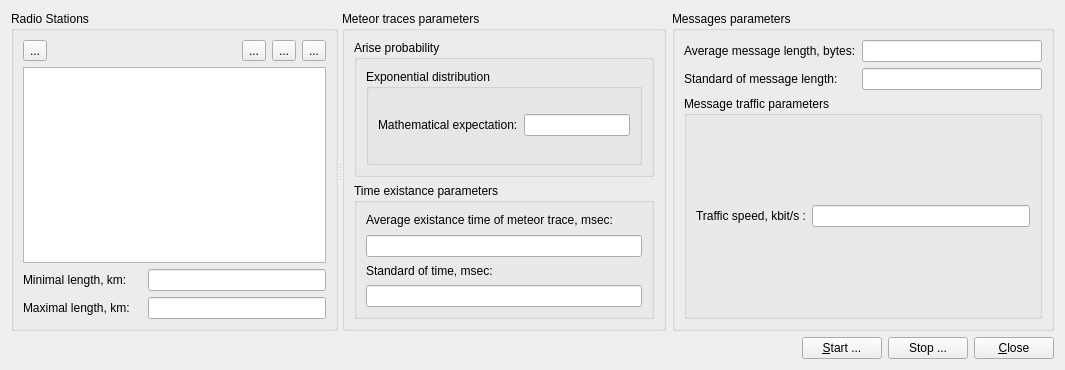
Before: the Qt Designer form src/gui/ui/meteor_radio_network_form.ui in YuriyRusinov/meteor_radio, drawn with Qt 5.
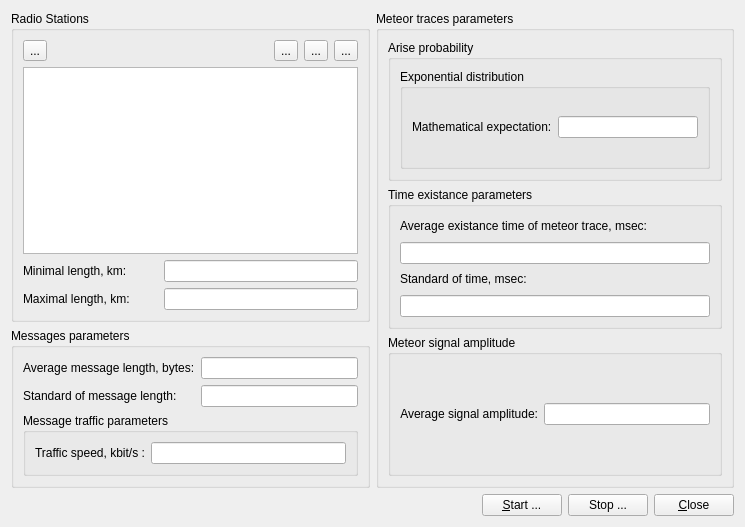
After: the same form once the commit is applied.

Commit message: 'Meteor trace parameters initialization'

What changed in the file:
```diff
--- a/src/gui/ui/meteor_radio_network_form.ui
+++ b/src/gui/ui/meteor_radio_network_form.ui
@@ -6,19 +6,15 @@
    <rect>
     <x>0</x>
     <y>0</y>
-    <width>1065</width>
-    <height>370</height>
+    <width>745</width>
+    <height>527</height>
    </rect>
   </property>
   <property name="windowTitle">
    <string>Form</string>
   </property>
-  <layout class="QGridLayout" name="gridLayout_7">
+  <layout class="QGridLayout" name="gridLayout_9">
    <item row="0" column="0">
-    <widget class="QSplitter" name="splitter">
-     <property name="orientation">
-      <enum>Qt::Horizontal</enum>
-     </property>
      <widget class="QGroupBox" name="gbStations">
       <property name="title">
        <string>Radio Stations</string>
@@ -90,11 +86,13 @@
        </item>
       </layout>
      </widget>
+   </item>
+   <item row="0" column="1" rowspan="2">
      <widget class="QGroupBox" name="gbMeteorArise">
       <property name="title">
        <string>Meteor traces parameters</string>
       </property>
-      <layout class="QGridLayout" name="gridLayout_2">
+     <layout class="QGridLayout" name="gridLayout_7">
        <item row="0" column="0">
         <widget class="QGroupBox" name="gbDistrAParams">
          <property name="title">
@@ -152,11 +150,32 @@
          </layout>
         </widget>
        </item>
-      </layout>
-     </widget>
+      <item row="2" column="0">
+       <widget class="QGroupBox" name="gbSignalAmpl">
+        <property name="title">
+         <string>Meteor signal amplitude</string>
+        </property>
+        <layout class="QGridLayout" name="gridLayout_2">
+         <item row="0" column="0">
+          <widget class="QLabel" name="lSignalAmplitude">
+           <property name="text">
+            <string>&lt;html&gt;&lt;head/&gt;&lt;body&gt;&lt;p&gt;Average signal amplitude:&lt;/p&gt;&lt;/body&gt;&lt;/html&gt;</string>
+           </property>
+           <property name="alignment">
+            <set>Qt::AlignRight|Qt::AlignTrailing|Qt::AlignVCenter</set>
+           </property>
     </widget>
    </item>
    <item row="0" column="1">
+          <widget class="QLineEdit" name="lESignalAmplitude"/>
+         </item>
+        </layout>
+       </widget>
+      </item>
+     </layout>
+    </widget>
+   </item>
+   <item row="1" column="0">
     <widget class="QGroupBox" name="gbMessages">
      <property name="title">
       <string>Messages parameters</string>
@@ -204,7 +223,7 @@
      </layout>
     </widget>
    </item>
-   <item row="1" column="0" colspan="2">
+   <item row="2" column="0" colspan="2">
     <layout class="QHBoxLayout" name="buttonsLayout">
      <item>
       <spacer name="hButtonsSpacer">
```
Lines whose indentation alone changed are shown as unchanged. The commit also changes 9 other files.
